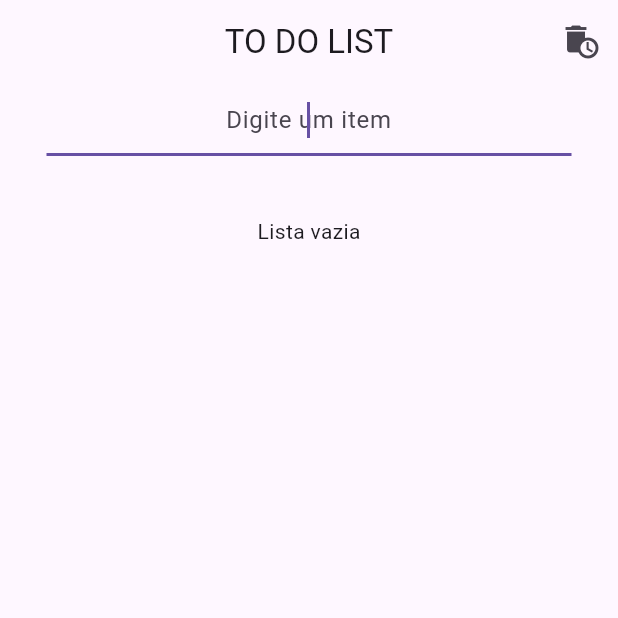
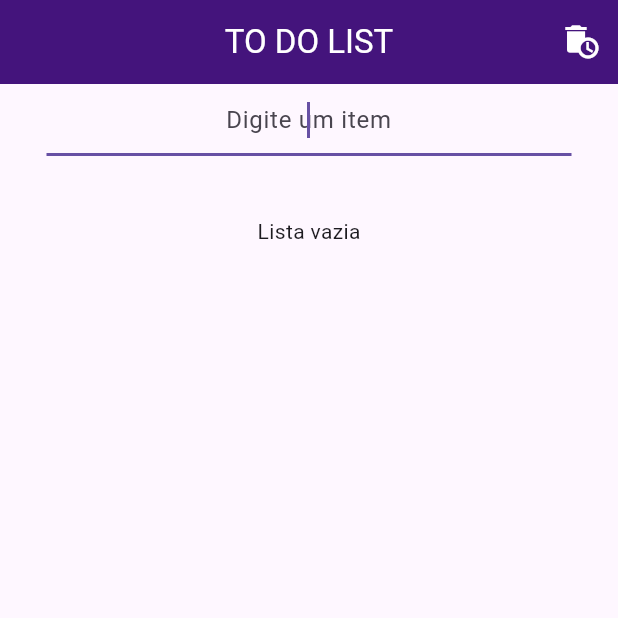
Before and after one commit to anaclara-s/ToDoList, a Flutter app: the screen it shows after launch, on a phone screen of 412 x 824 dp, the top half of it. Run offline on Flutter 3.47's test engine with Material 3 defaults, Android fonts, the phone set to English and light mode, and no system bars; our stand-ins replace flutter_mobx, material_design_icons_flutter, mobx, shared_preferences; generated files the repository leaves out were written again.

```diff
--- a/lib/pages/todo_page/todo_page.dart
+++ b/lib/pages/todo_page/todo_page.dart
@@ -38,7 +38,7 @@ class _TodoPageState extends State<TodoPage> {
   Widget build(BuildContext context) {
     return Scaffold(
       appBar: CustomAppBar(
-        title: const Text('TO DO LIST'),
+        text: 'TO DO LIST',
         actions: [
           IconButton(
             icon: const Icon(
--- a/lib/shared/widgets/custom_app_bar.dart
+++ b/lib/shared/widgets/custom_app_bar.dart
@@ -4,21 +4,27 @@ class CustomAppBar extends StatelessWidget implements PreferredSizeWidget {
   final Widget? title;
   final List<Widget>? actions;
   final Color? backgroundColor;
+  final String text;
 
   const CustomAppBar({
     super.key,
     this.title,
     this.actions,
     this.backgroundColor,
+    required this.text,
   });
 
   @override
   Widget build(BuildContext context) {
     return AppBar(
-      title: title,
+      title: Text(
+        text,
+        style: TextStyle(color: Colors.white),
+      ),
       actions: actions,
-      backgroundColor: backgroundColor,
       centerTitle: true,
+      backgroundColor: Color.fromARGB(255, 68, 20, 124),
+      iconTheme: IconThemeData(color: Colors.white),
     );
   }
 
```
Also changed, not shown: lib/pages/delete_page.dart (+4 -4 lines), lib/shared/constant.dart (deleted, +0 -16 lines).
